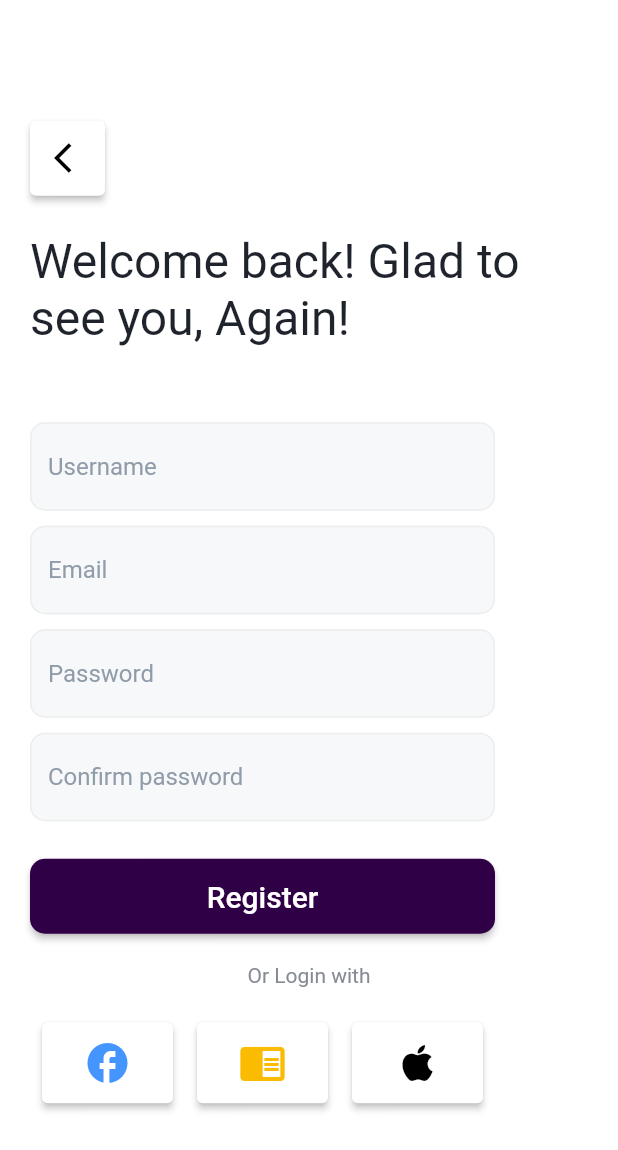
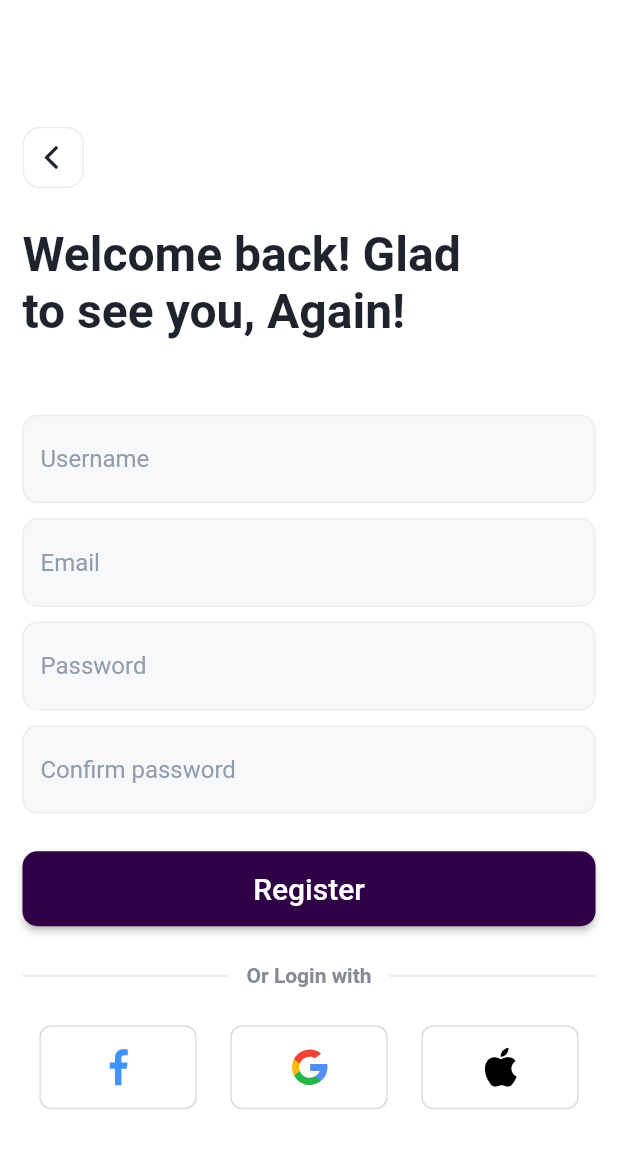
Before and after one commit to KM-Fathy/Task5, a Flutter app: the Register screen opened directly, on a phone screen of 412 x 824 dp. Shown: the top 1150 px of the screen. Run offline on Flutter 3.47's test engine with Material 2 defaults, Android fonts, the phone set to English and light mode, and no system bars; our stand-ins replace cloud_firestore, firebase_auth, firebase_core, firebase_storage, flutter_bloc, flutter_svg and 1 more; accounts and stored records are empty; network calls fail.

Commit message:
Task6 edit

```diff
--- a/lib/main.dart
+++ b/lib/main.dart
@@ -36,6 +36,11 @@ class _MyAppState extends State<MyApp> {
   Widget build(BuildContext context) {
     return MaterialApp(
       debugShowCheckedModeBanner: false,
+      theme: ThemeData(
+        bottomSheetTheme: const BottomSheetThemeData(
+          backgroundColor: Colors.transparent
+        )
+      ),
       home: user == null ? LoginPage() : const MainPage(),
     );
   }
--- a/lib/ui/screens/page1.dart
+++ b/lib/ui/screens/page1.dart
@@ -23,8 +23,8 @@ class Page1 extends StatelessWidget {
   Widget build(BuildContext context) {
     return Scaffold(
       appBar: AppBar(
-        backgroundColor: Colors.white,
-        foregroundColor: Colors.black,
+        backgroundColor: const Color(0xff300046),
+        foregroundColor: Colors.white,
         title: const Text('Welcome to EGYDYNAMIC'),
         leading: IconButton(
           onPressed: () async {
--- a/lib/ui/screens/sign_up_page.dart
+++ b/lib/ui/screens/sign_up_page.dart
@@ -1,5 +1,6 @@
 import 'package:flutter/material.dart';
 import 'package:flutter_bloc/flutter_bloc.dart';
+import 'package:flutter_svg/flutter_svg.dart';
 import 'package:task_5/cubit/custom_cubit.dart';
 import 'package:task_5/cubit/custom_state.dart';
 import 'package:task_5/main_layout.dart';
@@ -19,36 +20,33 @@ class Register extends StatelessWidget {
       resizeToAvoidBottomInset: false,
       backgroundColor: const Color(0xffffffff),
       body: Padding(
-        padding: const EdgeInsets.symmetric(horizontal: 20),
+        padding: const EdgeInsets.symmetric(horizontal: 15),
         child: Form(
           key: formKey,
           child: Column(
             mainAxisAlignment: MainAxisAlignment.center,
-            crossAxisAlignment: CrossAxisAlignment.start,
+            crossAxisAlignment: CrossAxisAlignment.stretch,
             children: [
-              SizedBox(
-                height: 50,
-                width: 50,
-                child: ElevatedButton(
-                    style:
-                        ElevatedButton.styleFrom(backgroundColor: Colors.white),
-                    onPressed: () {
-                      Navigator.push(context,
-                          MaterialPageRoute(builder: (context) {
-                        return LoginPage();
-                      }));
-                    },
-                    child: const Icon(
-                      Icons.arrow_back_ios,
-                      color: Colors.black,
-                    )),
+              InkWell(
+                onTap: () {
+                  Navigator.pop(context);
+                },
+                child: Align(
+                  alignment: Alignment.centerLeft,
+                  child: SvgPicture.asset(
+                      'Icons/back.svg'
+                  ),
+                ),
               ),
               const SizedBox(
                 height: 25,
               ),
               const Text(
-                'Welcome back! Glad to see you, Again!',
-                style: TextStyle(color: Color(0xff1e232c), fontSize: 32),
+                'Welcome back! Glad\nto see you, Again!',
+                style: TextStyle(
+                    color: Color(0xff1e232c),
+                    fontSize: 32,
+                    fontWeight: FontWeight.w700),
               ),
               const SizedBox(
                 height: 50,
@@ -211,66 +209,44 @@ class Register extends StatelessWidget {
                 ),
               ),
               const SizedBox(
-                height: 20,
+                height: 25,
               ),
-              const Center(
-                child: Text(
-                  'Or Login with',
-                  style: TextStyle(color: Color(0xff858a93)),
-                ),
+              const Row(
+                children: [
+                  Expanded(
+                    child: Divider(
+                      color: Color(0xffe8ecf4),
+                      thickness: 1.5,
+                      endIndent: 12,
+                    ),
+                  ),
+                  Text(
+                    'Or Login with',
+                    style: TextStyle(color: Color(0xff858a93), fontWeight: FontWeight.bold),
+                  ),
+                  Expanded(
+                    child: Divider(
+                      color: Color(0xffe8ecf4),
+                      thickness: 1.5,
+                      indent: 12,
+                    ),
+                  ),
+                ],
               ),
               const SizedBox(
-                height: 15,
+                height: 25,
               ),
               Row(
+                mainAxisAlignment: MainAxisAlignment.spaceAround,
                 children: [
-                  SizedBox(
-                    height: 70,
-                    width: 103.33,
-                    child: Padding(
-                      padding: const EdgeInsets.all(8.0),
-                      child: ElevatedButton(
-                          style: ElevatedButton.styleFrom(
-                              backgroundColor: Colors.white),
-                          onPressed: () {},
-                          child: const Icon(
-                            Icons.facebook,
-                            color: Color(0xff4595ff),
-                            size: 32,
-                          )),
-                    ),
+                  SvgPicture.asset(
+                    'Icons/facebook.svg',
                   ),
-                  SizedBox(
-                    height: 70,
-                    width: 103.33,
-                    child: Padding(
-                      padding: const EdgeInsets.all(8.0),
-                      child: ElevatedButton(
-                          style: ElevatedButton.styleFrom(
-                              backgroundColor: Colors.white),
-                          onPressed: () {},
-                          child: const Icon(
-                            Icons.chrome_reader_mode,
-                            color: Color(0xfffbbb00),
-                            size: 32,
-                          )),
-                    ),
+                  SvgPicture.asset(
+                    'Icons/google.svg',
                   ),
-                  SizedBox(
-                    height: 70,
-                    width: 103.33,
-                    child: Padding(
-                      padding: const EdgeInsets.all(8.0),
-                      child: ElevatedButton(
-                          style: ElevatedButton.styleFrom(
-                              backgroundColor: Colors.white),
-                          onPressed: () {},
-                          child: const Icon(
-                            Icons.apple,
-                            color: Colors.black,
-                            size: 32,
-                          )),
-                    ),
+                  SvgPicture.asset(
+                    'Icons/apple.svg',
                   )
                 ],
               ),
--- a/pubspec.yaml
+++ b/pubspec.yaml
@@ -42,6 +42,7 @@ dependencies:
   flutter_bloc: ^8.1.3
   image_picker: ^1.0.2
   firebase_storage: ^11.2.6
+  flutter_svg: ^2.0.7
 
 dev_dependencies:
   flutter_test:
@@ -66,8 +67,8 @@ flutter:
   uses-material-design: true
 
   # To add assets to your application, add an assets section, like this:
-  # assets:
-  #   - images/a_dot_burr.jpeg
+  assets:
+    -  Icons/
   #   - images/a_dot_ham.jpeg
 
   # An image asset can refer to one or more resolution-specific "variants", see
```
Also changed, not shown: lib/main_layout.dart (+7 -8 lines), lib/ui/screens/login_page.dart (+44 -63 lines), lib/ui/screens/profile_page.dart (+6 -12 lines), Icons/apple.svg (added), Icons/back.svg (added), Icons/facebook.svg (added), Icons/google.svg (added), Icons/image_editor.svg (added), pubspec.lock.
